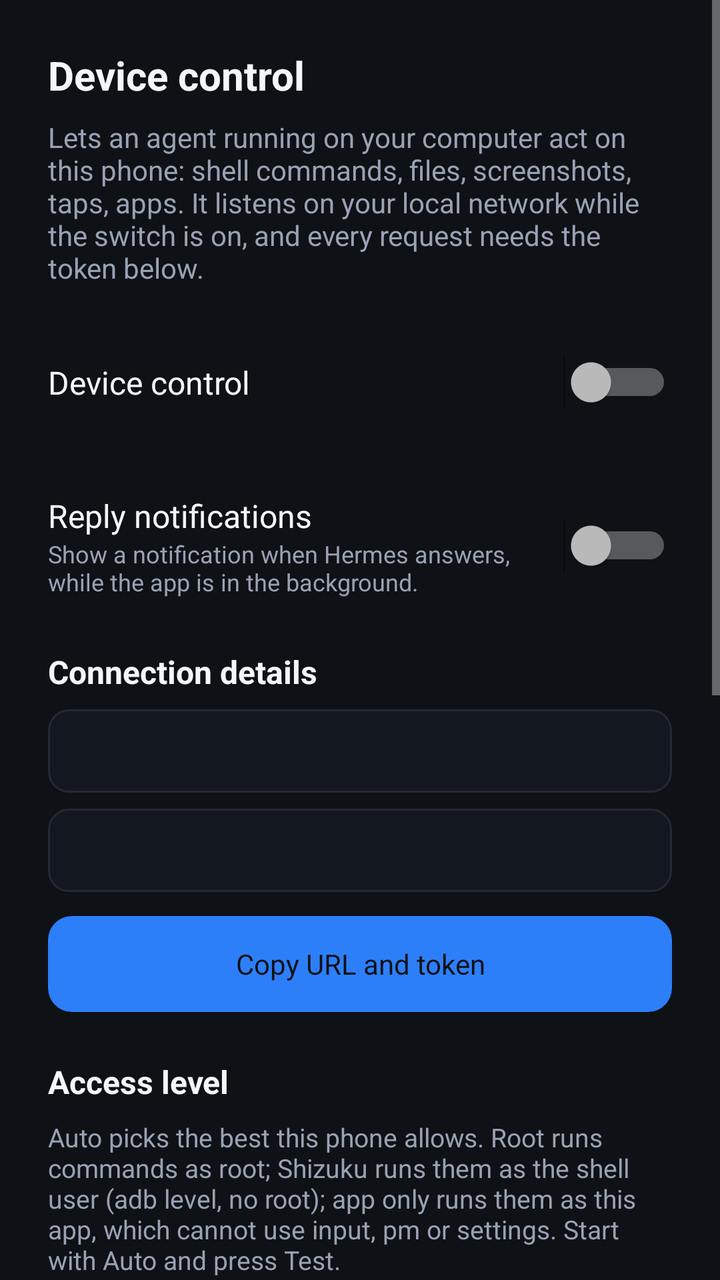
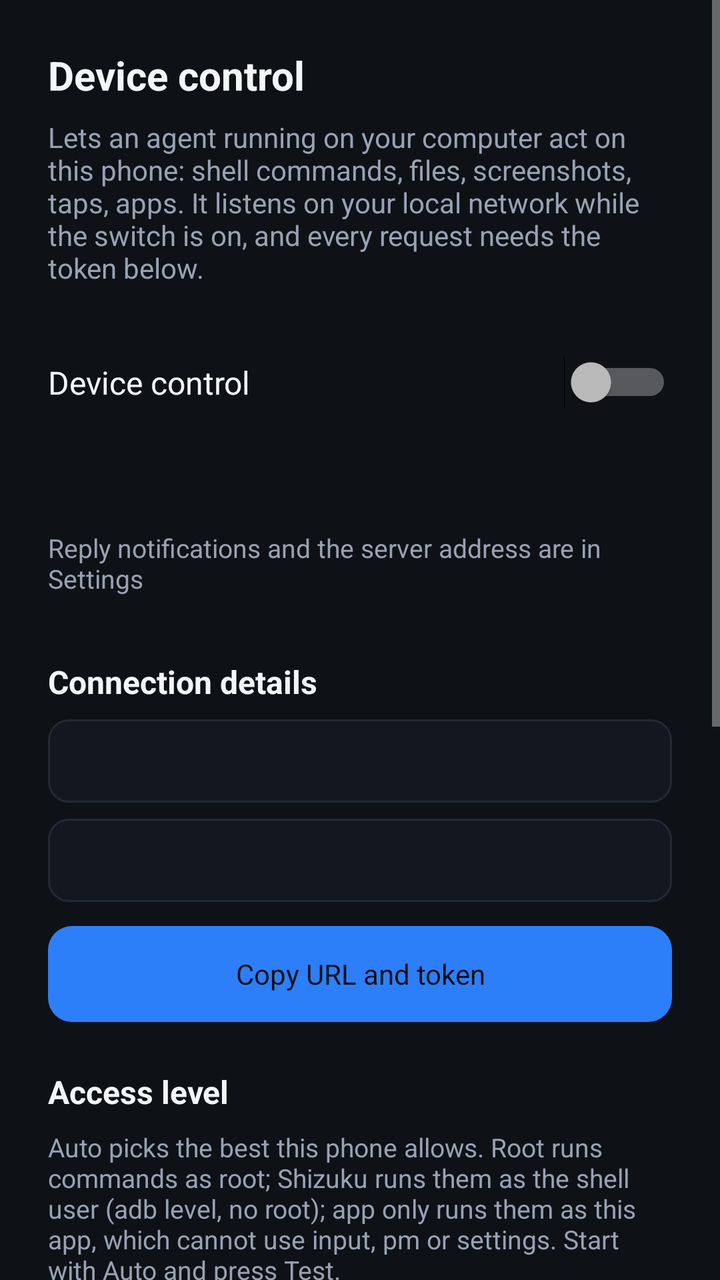

The first picture is an Android layout as it rendered before a commit; the second is the same layout after the commit. The layout source and the unified diff follow.
<!-- AndroidManifest.xml: application theme Theme.HermesPocket -->
<!-- res/layout/activity_device_control.xml -->
<?xml version="1.0" encoding="utf-8"?>
<ScrollView xmlns:android="http://schemas.android.com/apk/res/android"
    android:layout_width="match_parent"
    android:layout_height="match_parent"
    android:background="@color/hp_background"
    android:fillViewport="true">

    <LinearLayout
        android:layout_width="match_parent"
        android:layout_height="wrap_content"
        android:orientation="vertical"
        android:paddingStart="24dp"
        android:paddingTop="24dp"
        android:paddingEnd="24dp"
        android:paddingBottom="40dp">

        <TextView
            android:layout_width="wrap_content"
            android:layout_height="wrap_content"
            android:text="@string/bridge_title"
            android:textColor="@color/hp_text_primary"
            android:textSize="20sp"
            android:textStyle="bold" />

        <TextView
            android:layout_width="match_parent"
            android:layout_height="wrap_content"
            android:layout_marginTop="8dp"
            android:text="@string/bridge_intro"
            android:textColor="@color/hp_text_secondary"
            android:textSize="14sp" />

        <LinearLayout
            android:layout_width="match_parent"
            android:layout_height="56dp"
            android:layout_marginTop="20dp"
            android:gravity="center_vertical"
            android:orientation="horizontal">

            <TextView
                android:layout_width="0dp"
                android:layout_height="wrap_content"
                android:layout_weight="1"
                android:text="@string/bridge_switch_label"
                android:textColor="@color/hp_text_primary"
                android:textSize="16sp" />

            <Switch
                android:id="@+id/switch_control"
                android:layout_width="wrap_content"
                android:layout_height="wrap_content" />
        </LinearLayout>

        <TextView
            android:id="@+id/text_state"
            android:layout_width="match_parent"
            android:layout_height="wrap_content"
            android:textColor="@color/hp_text_secondary"
            android:textSize="13sp" />

        <LinearLayout
            android:layout_width="match_parent"
            android:layout_height="56dp"
            android:layout_marginTop="8dp"
            android:gravity="center_vertical"
            android:orientation="horizontal">

            <LinearLayout
                android:layout_width="0dp"
                android:layout_height="wrap_content"
                android:layout_weight="1"
                android:orientation="vertical">

                <TextView
                    android:layout_width="match_parent"
                    android:layout_height="wrap_content"
                    android:text="@string/notify_switch_label"
                    android:textColor="@color/hp_text_primary"
                    android:textSize="16sp" />

                <TextView
                    android:layout_width="match_parent"
                    android:layout_height="wrap_content"
                    android:text="@string/notify_switch_hint"
                    android:textColor="@color/hp_text_secondary"
                    android:textSize="12sp" />
            </LinearLayout>

            <Switch
                android:id="@+id/switch_notify"
                android:layout_width="wrap_content"
                android:layout_height="wrap_content" />
        </LinearLayout>

        <TextView
            android:layout_width="wrap_content"
            android:layout_height="wrap_content"
            android:layout_marginTop="24dp"
            android:text="@string/bridge_pairing_title"
            android:textColor="@color/hp_text_primary"
            android:textSize="16sp"
            android:textStyle="bold" />

        <TextView
            android:id="@+id/text_address"
            android:layout_width="match_parent"
            android:layout_height="wrap_content"
            android:layout_marginTop="8dp"
            android:background="@drawable/hp_input_bg"
            android:fontFamily="monospace"
            android:padding="12dp"
            android:textColor="@color/hp_text_primary"
            android:textSize="13sp" />

        <TextView
            android:id="@+id/text_token"
            android:layout_width="match_parent"
            android:layout_height="wrap_content"
            android:layout_marginTop="8dp"
            android:background="@drawable/hp_input_bg"
            android:fontFamily="monospace"
            android:padding="12dp"
            android:textColor="@color/hp_text_primary"
            android:textSize="13sp" />

        <TextView
            android:id="@+id/button_copy"
            android:layout_width="match_parent"
            android:layout_height="48dp"
            android:layout_marginTop="12dp"
            android:background="@drawable/hp_button_primary"
            android:clickable="true"
            android:focusable="true"
            android:gravity="center"
            android:text="@string/bridge_copy"
            android:textColor="@color/hp_background"
            android:textSize="14sp" />

        <TextView
            android:layout_width="wrap_content"
            android:layout_height="wrap_content"
            android:layout_marginTop="24dp"
            android:text="@string/bridge_access_title"
            android:textColor="@color/hp_text_primary"
            android:textSize="16sp"
            android:textStyle="bold" />

        <TextView
            android:layout_width="match_parent"
            android:layout_height="wrap_content"
            android:layout_marginTop="8dp"
            android:text="@string/bridge_access_body"
            android:textColor="@color/hp_text_secondary"
            android:textSize="13sp" />

        <RadioGroup
            android:id="@+id/tier_group"
            android:layout_width="match_parent"
            android:layout_height="wrap_content"
            android:layout_marginTop="12dp"
            android:orientation="vertical">

            <RadioButton
                android:id="@+id/radio_auto"
                android:layout_width="match_parent"
                android:layout_height="44dp"
                android:text="@string/bridge_tier_auto"
                android:textColor="@color/hp_text_primary"
                android:textSize="14sp" />

            <RadioButton
                android:id="@+id/radio_root"
                android:layout_width="match_parent"
                android:layout_height="44dp"
                android:text="@string/bridge_tier_root"
                android:textColor="@color/hp_text_primary"
                android:textSize="14sp" />

            <RadioButton
                android:id="@+id/radio_shizuku"
                android:layout_width="match_parent"
                android:layout_height="44dp"
                android:text="@string/bridge_tier_shizuku"
                android:textColor="@color/hp_text_primary"
                android:textSize="14sp" />

            <RadioButton
                android:id="@+id/radio_app"
                android:layout_width="match_parent"
                android:layout_height="44dp"
                android:text="@string/bridge_tier_app"
                android:textColor="@color/hp_text_primary"
                android:textSize="14sp" />
        </RadioGroup>

        <TextView
            android:id="@+id/text_accessibility"
            android:layout_width="match_parent"
            android:layout_height="wrap_content"
            android:layout_marginTop="8dp"
            android:textColor="@color/hp_text_secondary"
            android:textSize="13sp" />

        <TextView
            android:id="@+id/button_accessibility"
            android:layout_width="match_parent"
            android:layout_height="48dp"
            android:layout_marginTop="8dp"
            android:background="@drawable/hp_input_bg"
            android:clickable="true"
            android:focusable="true"
            android:gravity="center"
            android:text="@string/bridge_open_accessibility"
            android:textColor="@color/hp_text_primary"
            android:textSize="14sp" />

        <TextView
            android:id="@+id/button_test"
            android:layout_width="match_parent"
            android:layout_height="48dp"
            android:layout_marginTop="12dp"
            android:background="@drawable/hp_input_bg"
            android:clickable="true"
            android:focusable="true"
            android:gravity="center"
            android:text="@string/bridge_test"
            android:textColor="@color/hp_text_primary"
            android:textSize="14sp" />

        <TextView
            android:id="@+id/button_test_notify"
            android:layout_width="match_parent"
            android:layout_height="48dp"
            android:layout_marginTop="8dp"
            android:background="@drawable/hp_input_bg"
            android:clickable="true"
            android:focusable="true"
            android:gravity="center"
            android:text="@string/notify_test"
            android:textColor="@color/hp_text_primary"
            android:textSize="14sp" />

        <TextView
            android:id="@+id/text_test_result"
            android:layout_width="match_parent"
            android:layout_height="wrap_content"
            android:layout_marginTop="8dp"
            android:fontFamily="monospace"
            android:textColor="@color/hp_text_secondary"
            android:textSize="12sp"
            android:visibility="gone" />

        <TextView
            android:id="@+id/button_new_token"
            android:layout_width="match_parent"
            android:layout_height="48dp"
            android:layout_marginTop="12dp"
            android:clickable="true"
            android:focusable="true"
            android:gravity="center"
            android:text="@string/bridge_new_token"
            android:textColor="@color/hp_text_secondary"
            android:textSize="14sp" />

        <TextView
            android:layout_width="match_parent"
            android:layout_height="wrap_content"
            android:layout_marginTop="24dp"
            android:text="@string/bridge_guide"
            android:textColor="@color/hp_text_secondary"
            android:textSize="12sp" />
    </LinearLayout>
</ScrollView>
<!-- resources referenced by this layout -->
<resources>
  <color name="hp_background">#0E1116</color>
  <color name="hp_text_primary">#F4F6F8</color>
  <color name="hp_text_secondary">#98A2B3</color>
  <!-- drawable hp_button_primary (drawable) -->
  <?xml version="1.0" encoding="utf-8"?>
  <shape xmlns:android="http://schemas.android.com/apk/res/android" android:shape="rectangle">
      <solid android:color="@color/hp_accent" />
      <corners android:radius="12dp" />
  </shape>
  <!-- drawable hp_input_bg (drawable) -->
  <?xml version="1.0" encoding="utf-8"?>
  <shape xmlns:android="http://schemas.android.com/apk/res/android"
      android:shape="rectangle">
      <solid android:color="@color/hp_surface" />
      <corners android:radius="10dp" />
      <stroke
          android:width="1dp"
          android:color="@color/hp_border" />
  </shape>
  <string name="bridge_access_body">Auto picks the best this phone allows. Root runs commands as root; Shizuku runs them as the shell user (adb level, no root); app only runs them as this app, which cannot use input, pm or settings. Start with Auto and press Test.</string>
  <string name="bridge_access_title">Access level</string>
  <string name="bridge_copy">Copy URL and token</string>
  <string name="bridge_guide">Full steps for root, Shizuku and app-only access are in docs/DEVICE-CONTROL.md in the app\'s repository.</string>
  <string name="bridge_intro">Lets an agent running on your computer act on this phone: shell commands, files, screenshots, taps, apps. It listens on your local network while the switch is on, and every request needs the token below.</string>
  <string name="bridge_new_token">New token</string>
  <string name="bridge_open_accessibility">Open accessibility settings</string>
  <string name="bridge_pairing_title">Connection details</string>
  <string name="bridge_switch_label">Device control</string>
  <string name="bridge_test">Test this phone</string>
  <string name="bridge_tier_app">App only (no special access)</string>
  <string name="bridge_tier_auto">Auto (best available)</string>
  <string name="bridge_tier_root">Root</string>
  <string name="bridge_tier_shizuku">Shizuku (adb level)</string>
  <string name="bridge_title">Device control</string>
  <string name="notify_switch_hint">Show a notification when Hermes answers, while the app is in the background.</string>
  <string name="notify_switch_label">Reply notifications</string>
  <string name="notify_test">Send a test notification</string>
  <style name="Theme.HermesPocket" parent="@android:style/Theme.Material.NoActionBar">
          <item name="android:windowBackground">@color/hp_background</item>
          <item name="android:statusBarColor">@color/hp_background</item>
          <item name="android:navigationBarColor">@color/hp_background</item>
      </style>
  <color name="hp_accent">#2D7FF9</color>
  <color name="hp_surface">#131820</color>
  <color name="hp_border">#222A35</color>
</resources>

<!-- the commit's change to res/layout/activity_device_control.xml (unified diff, before → after) -->
@@ -58,39 +58,18 @@
             android:textColor="@color/hp_text_secondary"
             android:textSize="13sp" />
 
-        <LinearLayout
-            android:layout_width="match_parent"
-            android:layout_height="56dp"
-            android:layout_marginTop="8dp"
-            android:gravity="center_vertical"
-            android:orientation="horizontal">
-
-            <LinearLayout
-                android:layout_width="0dp"
-                android:layout_height="wrap_content"
-                android:layout_weight="1"
-                android:orientation="vertical">
-
-                <TextView
-                    android:layout_width="match_parent"
-                    android:layout_height="wrap_content"
-                    android:text="@string/notify_switch_label"
-                    android:textColor="@color/hp_text_primary"
-                    android:textSize="16sp" />
-
-                <TextView
-                    android:layout_width="match_parent"
-                    android:layout_height="wrap_content"
-                    android:text="@string/notify_switch_hint"
-                    android:textColor="@color/hp_text_secondary"
-                    android:textSize="12sp" />
-            </LinearLayout>
-
-            <Switch
-                android:id="@+id/switch_notify"
-                android:layout_width="wrap_content"
-                android:layout_height="wrap_content" />
-        </LinearLayout>
+        <TextView
+            android:id="@+id/link_settings"
+            android:layout_width="match_parent"
+            android:layout_height="wrap_content"
+            android:layout_marginTop="20dp"
+            android:background="?android:attr/selectableItemBackground"
+            android:paddingTop="8dp"
+            android:paddingBottom="8dp"
+            android:text="@string/settings_link_from_device"
+            android:textColor="@color/hp_text_secondary"
+            android:textSize="13sp" />
+
 
         <TextView
             android:layout_width="wrap_content"
@@ -224,19 +203,6 @@
             android:focusable="true"
             android:gravity="center"
             android:text="@string/bridge_test"
-            android:textColor="@color/hp_text_primary"
-            android:textSize="14sp" />
-
-        <TextView
-            android:id="@+id/button_test_notify"
-            android:layout_width="match_parent"
-            android:layout_height="48dp"
-            android:layout_marginTop="8dp"
-            android:background="@drawable/hp_input_bg"
-            android:clickable="true"
-            android:focusable="true"
-            android:gravity="center"
-            android:text="@string/notify_test"
             android:textColor="@color/hp_text_primary"
             android:textSize="14sp" />
 
<!-- resource entries referenced after the edit -->
@@ -34,9 +34,7 @@
   <string name="bridge_tier_root">Root</string>
   <string name="bridge_tier_shizuku">Shizuku (adb level)</string>
   <string name="bridge_title">Device control</string>
-  <string name="notify_switch_hint">Show a notification when Hermes answers, while the app is in the background.</string>
-  <string name="notify_switch_label">Reply notifications</string>
-  <string name="notify_test">Send a test notification</string>
+  <string name="settings_link_from_device">Reply notifications and the server address are in Settings</string>
   <style name="Theme.HermesPocket" parent="@android:style/Theme.Material.NoActionBar">
           <item name="android:windowBackground">@color/hp_background</item>
           <item name="android:statusBarColor">@color/hp_background</item>
